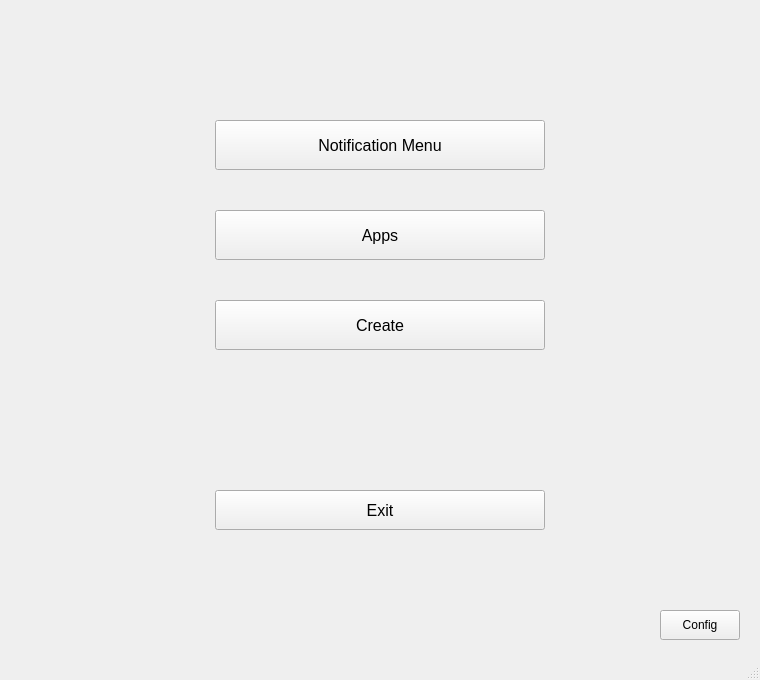
DVergaraM/Self1, file src/main_window.ui: the form before one commit.
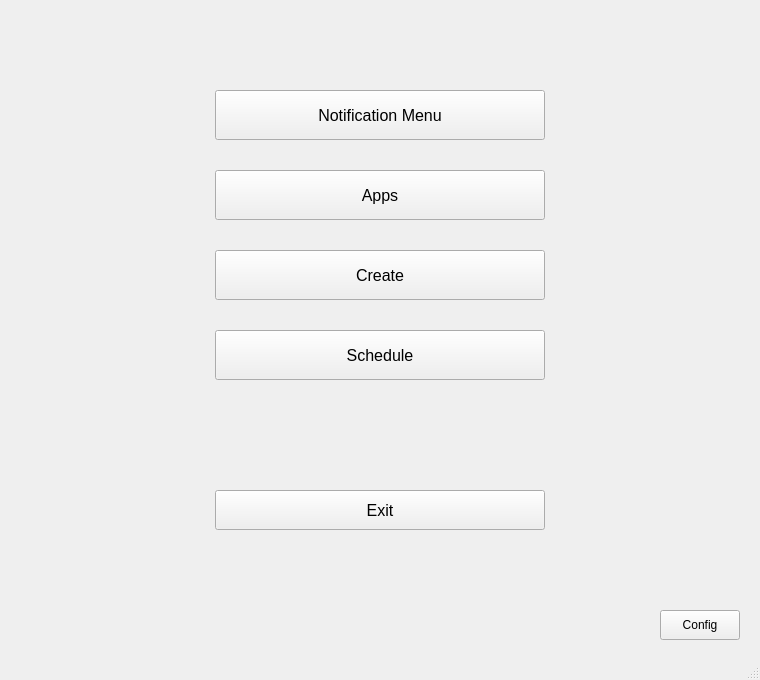
The form after the commit.

The edit to the form file:
```diff
--- a/src/main_window.ui
+++ b/src/main_window.ui
@@ -21,7 +21,7 @@
     <property name="geometry">
      <rect>
       <x>215</x>
-      <y>210</y>
+      <y>170</y>
       <width>330</width>
       <height>50</height>
      </rect>
@@ -57,7 +57,7 @@
     <property name="geometry">
      <rect>
       <x>215</x>
-      <y>120</y>
+      <y>90</y>
       <width>330</width>
       <height>50</height>
      </rect>
@@ -75,7 +75,7 @@
     <property name="geometry">
      <rect>
       <x>215</x>
-      <y>300</y>
+      <y>250</y>
       <width>330</width>
       <height>50</height>
      </rect>
@@ -102,6 +102,24 @@
      <string>Config</string>
     </property>
    </widget>
+   <widget class="QPushButton" name="schedule_menu_button">
+    <property name="geometry">
+     <rect>
+      <x>215</x>
+      <y>330</y>
+      <width>330</width>
+      <height>50</height>
+     </rect>
+    </property>
+    <property name="font">
+     <font>
+      <pointsize>12</pointsize>
+     </font>
+    </property>
+    <property name="text">
+     <string>Schedule</string>
+    </property>
+   </widget>
   </widget>
   <widget class="QStatusBar" name="statusbar"/>
  </widget>
```
